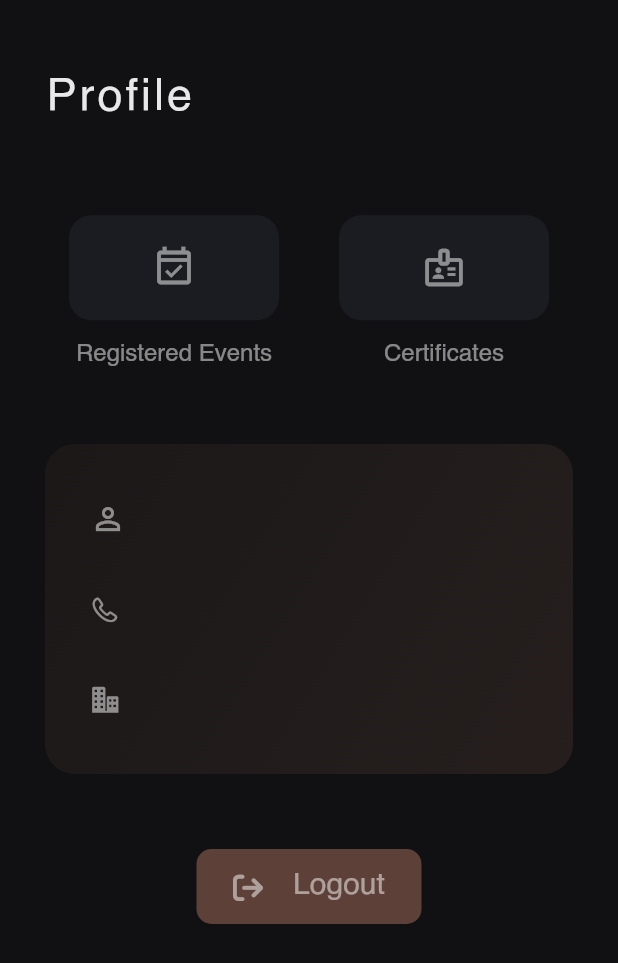
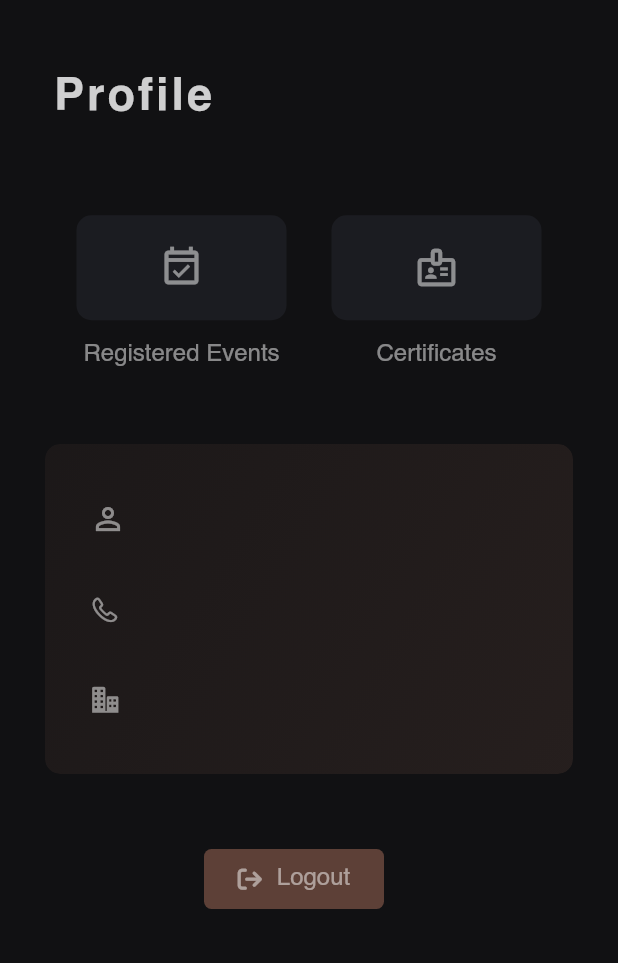
Before and after one commit to dinoy-raj/Hestia-22, a Flutter app: the ProfilePage screen opened directly, on a phone screen of 412 x 824 dp. Shown: the top 963 px of the screen. Run offline on Flutter 3.47's test engine with Material 2 defaults, Android fonts, the phone set to English and light mode, and no system bars; our stand-ins replace animated_text_kit, badges, cached_network_image, firebase_core, firebase_messaging, flutter_secure_storage and 5 more; accounts and stored records are empty; network calls fail; statements that could not run were skipped.

Commit message:
Profile page

```diff
--- a/lib/screens/profile/profile.dart
+++ b/lib/screens/profile/profile.dart
@@ -49,14 +49,20 @@ class _ProfilePageState extends State<ProfilePage> {
                   ),
                   child: SizedBox(
                     height: screenHeight * 0.09,
+                    child: AnimatedPadding(
+                      padding: start
+                          ? const EdgeInsets.only(left: 5)
+                          : const EdgeInsets.only(left: 0),
+                      duration: const Duration(milliseconds: 800),
                       child: Text(
                         'Profile',
                         style: TextStyle(
                             letterSpacing: 2.0,
-                          color: Colors.white.withOpacity(0.9),
+                            color: Colors.white.withOpacity(0.8),
                             fontSize: 30,
                             fontFamily: 'Helvetica',
-                          fontWeight: FontWeight.normal),
+                            fontWeight: FontWeight.bold),
+                      ),
                     ),
                   ),
                 ),
@@ -68,8 +74,8 @@ class _ProfilePageState extends State<ProfilePage> {
                       children: [
                         AnimatedPadding(
                           padding: start
-                              ? const EdgeInsets.only(right: 10)
-                              : const EdgeInsets.only(right: 20),
+                              ? const EdgeInsets.only(right: 5)
+                              : const EdgeInsets.only(right: 10),
                           duration: const Duration(milliseconds: 800),
                           child: Column(
                             mainAxisAlignment: MainAxisAlignment.center,
@@ -78,7 +84,7 @@ class _ProfilePageState extends State<ProfilePage> {
                                 decoration: const BoxDecoration(
                                   color: Constants.bg,
                                   borderRadius: BorderRadius.all(
-                                    Radius.circular(15),
+                                    Radius.circular(10),
                                   ),
                                 ),
                                 height: 70,
@@ -112,8 +118,8 @@ class _ProfilePageState extends State<ProfilePage> {
                         ),
                         AnimatedPadding(
                           padding: start
-                              ? const EdgeInsets.only(left: 10)
-                              : const EdgeInsets.only(left: 20),
+                              ? const EdgeInsets.only(left: 5)
+                              : const EdgeInsets.only(left: 10),
                           duration: const Duration(milliseconds: 800),
                           child: Column(
                             mainAxisAlignment: MainAxisAlignment.center,
@@ -130,7 +136,7 @@ class _ProfilePageState extends State<ProfilePage> {
                                 decoration: const BoxDecoration(
                                   color: Constants.bg,
                                   borderRadius: BorderRadius.all(
-                                    Radius.circular(15),
+                                    Radius.circular(10),
                                   ),
                                 ),
                                 height: 70,
@@ -159,9 +165,13 @@ class _ProfilePageState extends State<ProfilePage> {
                   height: 30,
                 ),
                 Padding(
-                  padding: const EdgeInsets.only(left: 30, right: 30),
+                  padding: const EdgeInsets.only(
+                    left: 30,
+                    right: 30,
+                  ),
                   child: Center(
                     child: ClipRRect(
+                      borderRadius: BorderRadius.circular(10),
                       child: BackdropFilter(
                         filter: ImageFilter.blur(sigmaX: 3, sigmaY: 3),
                         child: AnimatedContainer(
@@ -169,7 +179,7 @@ class _ProfilePageState extends State<ProfilePage> {
                           padding: const EdgeInsets.all(20),
                           decoration: BoxDecoration(
                             borderRadius: const BorderRadius.all(
-                              Radius.circular(20),
+                              Radius.circular(10),
                             ),
                             gradient: LinearGradient(
                               colors: [
@@ -182,7 +192,9 @@ class _ProfilePageState extends State<ProfilePage> {
                           ),
                           child: AnimatedPadding(
                             padding: start
-                                ? const EdgeInsets.only(left: 10, right: 20)
+                                ? const EdgeInsets.only(
+                                    left: 10,
+                                  )
                                 : EdgeInsets.zero,
                             duration: const Duration(milliseconds: 800),
                             child: Column(
@@ -219,7 +231,7 @@ class _ProfilePageState extends State<ProfilePage> {
                                             style: TextStyle(
                                                 color: Colors.white
                                                     .withOpacity(.5),
-                                                fontSize: 18,
+                                                fontSize: 16,
                                                 fontFamily: 'Helvetica',
                                                 fontWeight: FontWeight.normal),
                                           ),
@@ -254,7 +266,7 @@ class _ProfilePageState extends State<ProfilePage> {
                                             style: TextStyle(
                                                 color: Colors.white
                                                     .withOpacity(.5),
-                                                fontSize: 18,
+                                                fontSize: 16,
                                                 fontFamily: 'Helvetica',
                                                 fontWeight: FontWeight.normal),
                                           ),
@@ -292,7 +304,7 @@ class _ProfilePageState extends State<ProfilePage> {
                                                 overflow: TextOverflow.clip,
                                                 color: Colors.white
                                                     .withOpacity(0.5),
-                                                fontSize: 18,
+                                                fontSize: 16,
                                                 fontFamily: 'Helvetica',
                                                 fontWeight: FontWeight.normal),
                                           ),
@@ -309,7 +321,12 @@ class _ProfilePageState extends State<ProfilePage> {
                     ),
                   ),
                 ),
-                Center(
+                AnimatedPadding(
+                  padding: start
+                      ? const EdgeInsets.only(right: 20)
+                      : EdgeInsets.zero,
+                  duration: const Duration(milliseconds: 800),
+                  child: Center(
                     child: Padding(
                       padding: const EdgeInsets.only(
                           left: 70, right: 70, top: 50, bottom: 50),
@@ -323,21 +340,21 @@ class _ProfilePageState extends State<ProfilePage> {
                         child: Container(
                           decoration: BoxDecoration(
                             color: Constants.color3,
-                          borderRadius: BorderRadius.circular(10),
+                            borderRadius: BorderRadius.circular(5),
                           ),
-                        height: 50,
-                        width: 150,
+                          height: 40,
+                          width: 120,
                           child: Center(
                             child: Row(
                               mainAxisAlignment: MainAxisAlignment.center,
                               children: [
                                 Padding(
-                                padding: const EdgeInsets.only(right: 20),
+                                  padding: const EdgeInsets.only(right: 10),
                                   child: Center(
                                     child: Icon(
                                       FontAwesomeIcons.arrowRightFromBracket,
                                       color: Colors.white.withOpacity(0.5),
-                                    size: 20,
+                                      size: 16,
                                     ),
                                   ),
                                 ),
@@ -345,10 +362,11 @@ class _ProfilePageState extends State<ProfilePage> {
                                     textAlign: TextAlign.center,
                                     style: TextStyle(
                                         color: Colors.white.withOpacity(0.5),
-                                      fontSize: 20,
+                                        fontSize: 16,
                                         fontFamily: 'Helvetica',
                                         fontWeight: FontWeight.normal)),
                               ],
+                            ),
                           ),
                         ),
                       ),
--- a/lib/screens/spots/cards.dart
+++ b/lib/screens/spots/cards.dart
@@ -38,15 +38,10 @@ class _CardsState extends State<Cards> {
 
   @override
   Widget build(BuildContext context) {
-    return AnimatedPadding(
-      padding: _animate
-          ? const EdgeInsets.only(
-              top: 20,
-            )
-          : const EdgeInsets.only(
-              top: 20,
-            ),
-      duration: const Duration(milliseconds: 800),
+    return Padding(
+      padding: const EdgeInsets.only(
+        top: 20,
+      ),
       child: SizedBox(
         height: 360,
         child: NotificationListener(
@@ -67,12 +62,12 @@ class _CardsState extends State<Cards> {
                   child: RotatedBox(
                     quarterTurns: -1,
                     child: AnimatedPadding(
-                      padding: _animate
+                      padding: !_animate
                           ? const EdgeInsets.only(
                               top: 0,
                             )
                           : const EdgeInsets.only(
-                              top: 20,
+                              top: 15,
                             ),
                       duration: const Duration(milliseconds: 800),
                       child: const Text(
@@ -125,7 +120,7 @@ class _CardsState extends State<Cards> {
                                   : const EdgeInsets.all(30),
                               decoration: BoxDecoration(
                                 color: Constants.color3.withOpacity(.25),
-                                borderRadius: BorderRadius.circular(20),
+                                borderRadius: BorderRadius.circular(15),
                                 image: DecorationImage(
                                     opacity: 0.5,
                                     fit: BoxFit.cover,
```
Also changed, not shown: 1 other file. Lines whose indentation alone changed are shown as unchanged.
